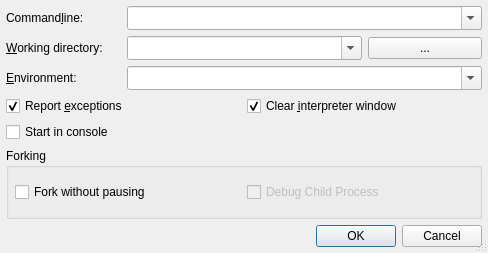
Above: Debugger/StartRunDialog.ui from testmana2/test before the change. Below: the same form after it.
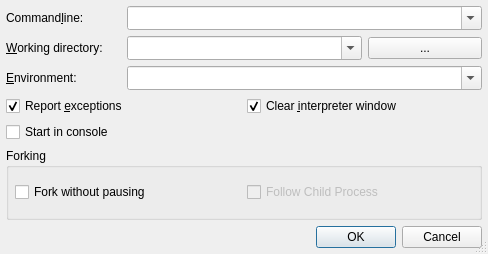
That is the form after the change.

```diff
--- a/Debugger/StartRunDialog.ui
+++ b/Debugger/StartRunDialog.ui
@@ -7,7 +7,7 @@
     <x>0</x>
     <y>0</y>
     <width>488</width>
-    <height>253</height>
+    <height>254</height>
    </rect>
   </property>
   <property name="windowTitle">
@@ -241,7 +241,7 @@
 &lt;p&gt;Select to debug the child process after forking. If it is not selected, the parent process will be debugged. This has no effect, if forking without pausing is not selected.&lt;/p&gt;</string>
         </property>
         <property name="text">
-         <string>Debug Child Process</string>
+         <string>Follow Child Process</string>
         </property>
        </widget>
       </item>
```
